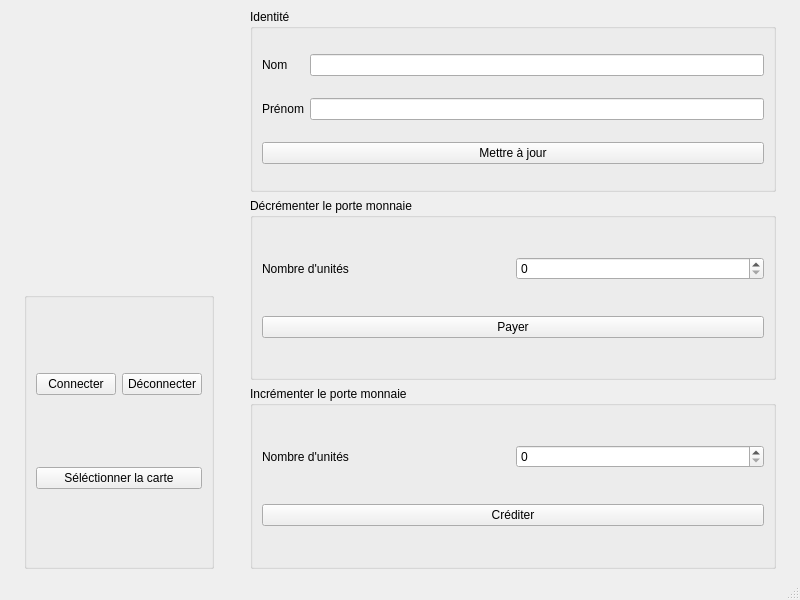
This is mainwindow.ui in jolignier/tp_comm_sans_fil as Qt 5 draws it before an edit. The edited form follows.
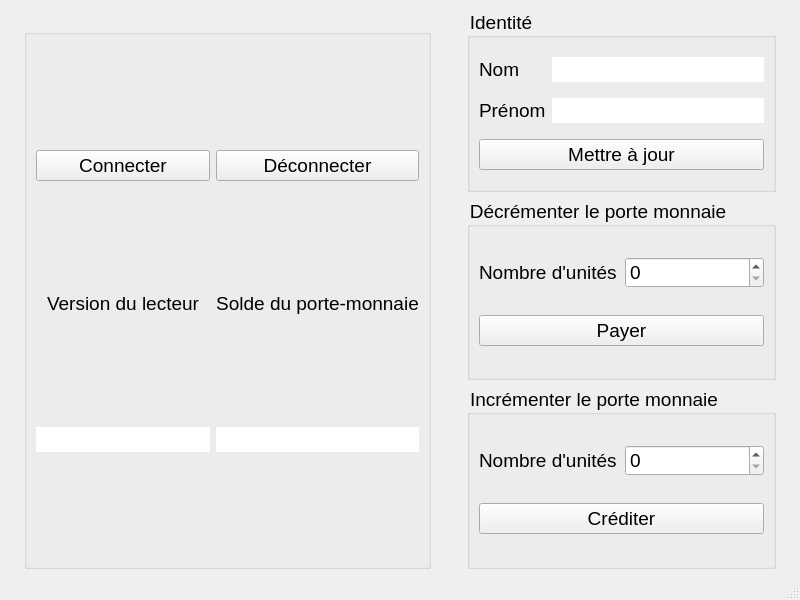
This is the edited form. Icons and pictures are not drawn.

Commit message: Updated GUI, added identity modification and starded counter modification

Patch:
```diff
--- a/mainwindow.ui
+++ b/mainwindow.ui
@@ -42,27 +42,130 @@
          <bool>false</bool>
         </property>
         <layout class="QGridLayout" name="gridLayout_5">
-         <item row="1" column="0" colspan="2">
-          <widget class="QPushButton" name="selectionner">
-           <property name="text">
-            <string>Séléctionner la carte</string>
+         <item row="3" column="0">
+          <widget class="QLabel" name="label">
+           <property name="styleSheet">
+            <string notr="true">font-size: 14pt;</string>
            </property>
-          </widget>
-         </item>
-         <item row="0" column="0">
-          <widget class="QPushButton" name="connecter">
            <property name="text">
-            <string>Connecter</string>
+            <string>Version du lecteur</string>
            </property>
+           <property name="alignment">
+            <set>Qt::AlignCenter</set>
+           </property>
           </widget>
          </item>
-         <item row="0" column="1">
+         <item row="1" column="1">
           <widget class="QPushButton" name="deconnecter">
+           <property name="styleSheet">
+            <string notr="true">font-size: 14pt;</string>
+           </property>
            <property name="text">
             <string>Déconnecter</string>
            </property>
           </widget>
          </item>
+         <item row="3" column="1">
+          <widget class="QLabel" name="label_4">
+           <property name="styleSheet">
+            <string notr="true">font-size: 14pt;</string>
+           </property>
+           <property name="text">
+            <string>Solde du porte-monnaie</string>
+           </property>
+           <property name="alignment">
+            <set>Qt::AlignCenter</set>
+           </property>
+          </widget>
+         </item>
+         <item row="1" column="0">
+          <widget class="QPushButton" name="connecter">
+           <property name="styleSheet">
+            <string notr="true">font-size: 14pt;</string>
+           </property>
+           <property name="text">
+            <string>Connecter</string>
+           </property>
+          </widget>
+         </item>
+         <item row="5" column="0">
+          <widget class="QLineEdit" name="version">
+           <property name="enabled">
+            <bool>false</bool>
+           </property>
+           <property name="styleSheet">
+            <string notr="true">background: white;
+border: none;
+color: black;
+font-size: 14pt;</string>
+           </property>
+          </widget>
+         </item>
+         <item row="5" column="1">
+          <widget class="QLineEdit" name="solde">
+           <property name="enabled">
+            <bool>false</bool>
+           </property>
+           <property name="styleSheet">
+            <string notr="true">background: white;
+border: none;
+color: black;
+font-size: 14pt;</string>
+           </property>
+          </widget>
+         </item>
+         <item row="0" column="0" colspan="2">
+          <spacer name="verticalSpacer">
+           <property name="orientation">
+            <enum>Qt::Vertical</enum>
+           </property>
+           <property name="sizeHint" stdset="0">
+            <size>
+             <width>20</width>
+             <height>40</height>
+            </size>
+           </property>
+          </spacer>
+         </item>
+         <item row="6" column="0" colspan="2">
+          <spacer name="verticalSpacer_2">
+           <property name="orientation">
+            <enum>Qt::Vertical</enum>
+           </property>
+           <property name="sizeHint" stdset="0">
+            <size>
+             <width>20</width>
+             <height>40</height>
+            </size>
+           </property>
+          </spacer>
+         </item>
+         <item row="4" column="0" colspan="2">
+          <spacer name="verticalSpacer_4">
+           <property name="orientation">
+            <enum>Qt::Vertical</enum>
+           </property>
+           <property name="sizeHint" stdset="0">
+            <size>
+             <width>20</width>
+             <height>20</height>
+            </size>
+           </property>
+          </spacer>
+         </item>
+         <item row="2" column="0" colspan="2">
+          <spacer name="verticalSpacer_3">
+           <property name="orientation">
+            <enum>Qt::Vertical</enum>
+           </property>
+           <property name="sizeHint" stdset="0">
+            <size>
+             <width>20</width>
+             <height>40</height>
+            </size>
+           </property>
+          </spacer>
+         </item>
         </layout>
        </widget>
       </item>
@@ -78,12 +181,18 @@
       </property>
       <item row="2" column="1">
        <widget class="QGroupBox" name="groupBox_3">
+        <property name="styleSheet">
+         <string notr="true">font-size: 14pt;</string>
+        </property>
         <property name="title">
          <string>Incrémenter le porte monnaie</string>
         </property>
         <layout class="QGridLayout" name="gridLayout_4">
          <item row="0" column="0">
           <widget class="QLabel" name="label_6">
+           <property name="styleSheet">
+            <string notr="true">font-size: 14pt;</string>
+           </property>
            <property name="text">
             <string>Nombre d'unités</string>
            </property>
@@ -97,10 +206,16 @@
              <height>0</height>
             </size>
            </property>
+           <property name="styleSheet">
+            <string notr="true">font-size: 14pt;</string>
+           </property>
           </widget>
          </item>
          <item row="1" column="0" colspan="2">
           <widget class="QPushButton" name="crediter">
+           <property name="styleSheet">
+            <string notr="true">font-size: 14pt;</string>
+           </property>
            <property name="text">
             <string>Créditer</string>
            </property>
@@ -111,12 +226,18 @@
       </item>
       <item row="1" column="1">
        <widget class="QGroupBox" name="groupBox_2">
+        <property name="styleSheet">
+         <string notr="true">font-size: 14pt;</string>
+        </property>
         <property name="title">
          <string>Décrémenter le porte monnaie</string>
         </property>
         <layout class="QGridLayout" name="gridLayout_3">
          <item row="0" column="0">
           <widget class="QLabel" name="label_5">
+           <property name="styleSheet">
+            <string notr="true">font-size: 14pt;</string>
+           </property>
            <property name="text">
             <string>Nombre d'unités</string>
            </property>
@@ -130,10 +251,16 @@
              <height>0</height>
             </size>
            </property>
+           <property name="styleSheet">
+            <string notr="true">font-size: 14pt;</string>
+           </property>
           </widget>
          </item>
          <item row="1" column="0" colspan="2">
           <widget class="QPushButton" name="payer">
+           <property name="styleSheet">
+            <string notr="true">font-size: 14pt;</string>
+           </property>
            <property name="text">
             <string>Payer</string>
            </property>
@@ -146,32 +273,58 @@
        <layout class="QVBoxLayout" name="verticalLayout_2">
         <item>
          <widget class="QGroupBox" name="groupBox">
+          <property name="styleSheet">
+           <string notr="true">font-size: 14pt;</string>
+          </property>
           <property name="title">
            <string>Identité</string>
           </property>
           <layout class="QGridLayout" name="gridLayout_2">
            <item row="0" column="0">
             <widget class="QLabel" name="label_2">
+             <property name="styleSheet">
+              <string notr="true">font-size: 14pt;</string>
+             </property>
              <property name="text">
               <string>Nom</string>
              </property>
             </widget>
            </item>
            <item row="0" column="2">
-            <widget class="QLineEdit" name="nom"/>
+            <widget class="QLineEdit" name="nom">
+             <property name="styleSheet">
+              <string notr="true">background: white;
+border: none;
+color: black;
+font-size: 14pt;</string>
+             </property>
+            </widget>
            </item>
            <item row="1" column="0" colspan="2">
             <widget class="QLabel" name="label_3">
+             <property name="styleSheet">
+              <string notr="true">font-size: 14pt;</string>
+             </property>
              <property name="text">
               <string>Prénom</string>
              </property>
             </widget>
            </item>
            <item row="1" column="2">
-            <widget class="QLineEdit" name="prenom"/>
+            <widget class="QLineEdit" name="prenom">
+             <property name="styleSheet">
+              <string notr="true">background: white;
+border: none;
+color: black;
+font-size: 14pt;</string>
+             </property>
+            </widget>
            </item>
            <item row="2" column="0" colspan="3">
             <widget class="QPushButton" name="mettre_a_jour">
+             <property name="styleSheet">
+              <string notr="true">font-size: 14pt;</string>
+             </property>
              <property name="text">
               <string>Mettre à jour</string>
              </property>
```
Left out of the diff: 20 changed lines with no effect on the pictures. The commit also changes 2 other files.
